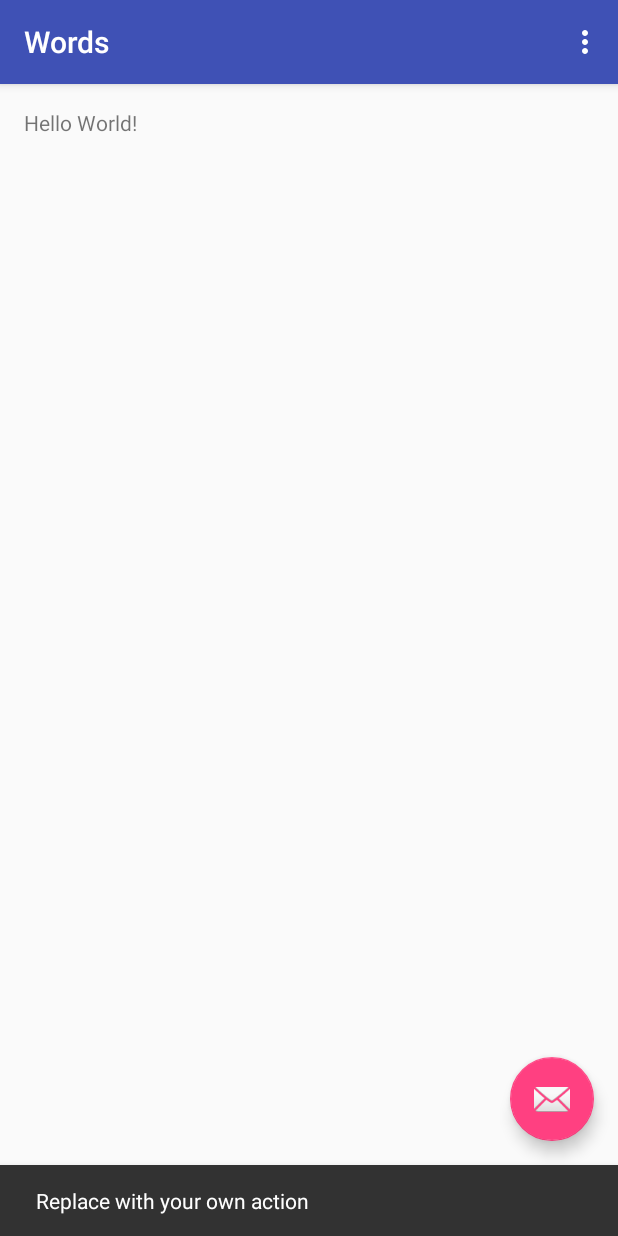
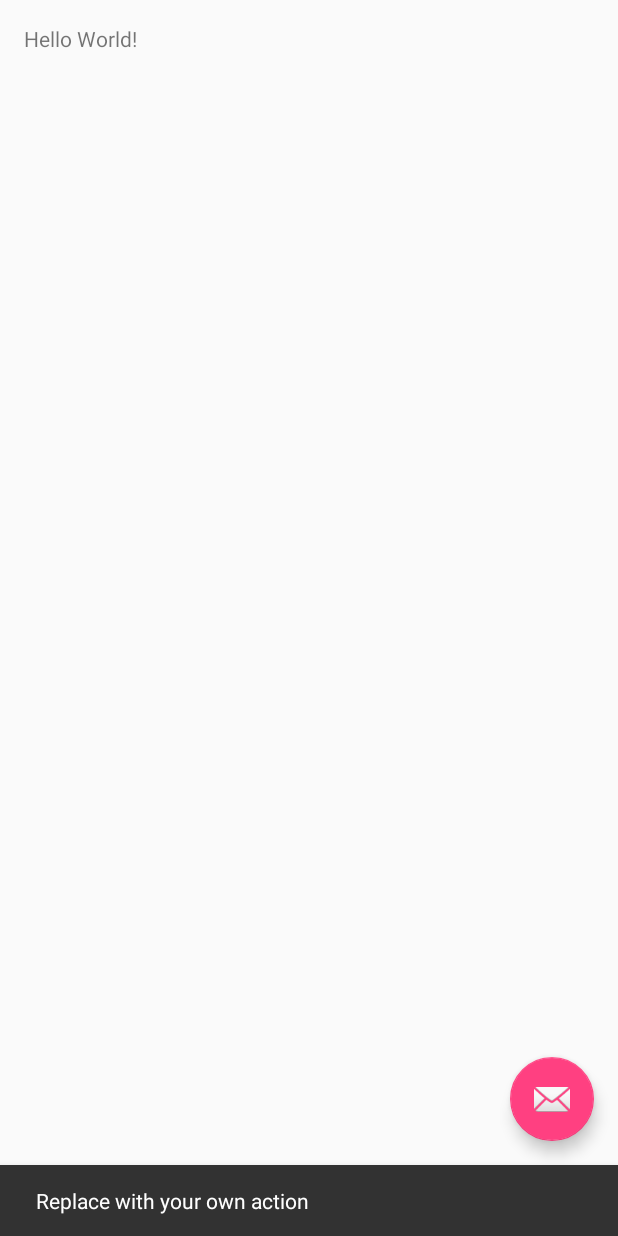
Before and after one commit to Mak-Sym/WordsLearner, an Android app: the screen it shows after launch (MainActivity), after a tap on an icon or button, on a phone screen of 412 x 824 dp. Run offline under Robolectric (Android 15) with nearby library versions, the phone set to English and light mode, and no system bars.

Commit message:
cleaned boilerplate a bit

```diff
--- a/app/src/main/java/com/maksym/android/words/learner/MainActivity.java
+++ b/app/src/main/java/com/maksym/android/words/learner/MainActivity.java
@@ -4,10 +4,7 @@ import android.os.Bundle;
 import android.support.design.widget.FloatingActionButton;
 import android.support.design.widget.Snackbar;
 import android.support.v7.app.AppCompatActivity;
-import android.support.v7.widget.Toolbar;
 import android.view.View;
-import android.view.Menu;
-import android.view.MenuItem;
 
 public class MainActivity extends AppCompatActivity {
 
@@ -15,8 +12,6 @@ public class MainActivity extends AppCompatActivity {
     protected void onCreate(Bundle savedInstanceState) {
         super.onCreate(savedInstanceState);
         setContentView(R.layout.activity_main);
-        Toolbar toolbar = (Toolbar) findViewById(R.id.toolbar);
-        setSupportActionBar(toolbar);
 
         FloatingActionButton fab = (FloatingActionButton) findViewById(R.id.fab);
         fab.setOnClickListener(new View.OnClickListener() {
@@ -27,26 +22,4 @@ public class MainActivity extends AppCompatActivity {
             }
         });
     }
-
-    @Override
-    public boolean onCreateOptionsMenu(Menu menu) {
-        // Inflate the menu; this adds items to the action bar if it is present.
-        getMenuInflater().inflate(R.menu.menu_main, menu);
-        return true;
-    }
-
-    @Override
-    public boolean onOptionsItemSelected(MenuItem item) {
-        // Handle action bar item clicks here. The action bar will
-        // automatically handle clicks on the Home/Up button, so long
-        // as you specify a parent activity in AndroidManifest.xml.
-        int id = item.getItemId();
-
-        //noinspection SimplifiableIfStatement
-        if (id == R.id.action_settings) {
-            return true;
-        }
-
-        return super.onOptionsItemSelected(item);
-    }
 }
--- a/app/src/main/res/layout/activity_main.xml
+++ b/app/src/main/res/layout/activity_main.xml
@@ -7,20 +7,6 @@
         android:layout_height="match_parent"
         android:fitsSystemWindows="true"
         tools:context="com.maksym.android.words.learner.MainActivity">
-
-    <android.support.design.widget.AppBarLayout
-            android:layout_height="wrap_content"
-            android:layout_width="match_parent"
-            android:theme="@style/AppTheme.AppBarOverlay">
-
-        <android.support.v7.widget.Toolbar
-                android:id="@+id/toolbar"
-                android:layout_width="match_parent"
-                android:layout_height="?attr/actionBarSize"
-                android:background="?attr/colorPrimary"
-                app:popupTheme="@style/AppTheme.PopupOverlay"/>
-
-    </android.support.design.widget.AppBarLayout>
 
     <include layout="@layout/content_main"/>
 
--- a/app/src/main/res/menu/menu_main.xml
+++ /dev/null
@@ -1,9 +0,0 @@
-<menu xmlns:android="http://schemas.android.com/apk/res/android"
-      xmlns:app="http://schemas.android.com/apk/res-auto"
-      xmlns:tools="http://schemas.android.com/tools"
-      tools:context="com.maksym.android.words.learner.MainActivity">
-    <item android:id="@+id/action_settings"
-          android:title="@string/action_settings"
-          android:orderInCategory="100"
-          app:showAsAction="never"/>
-</menu>
--- a/app/src/main/res/values/strings.xml
+++ b/app/src/main/res/values/strings.xml
@@ -1,4 +1,3 @@
 <resources>
     <string name="app_name">Words</string>
-    <string name="action_settings">Settings</string>
 </resources>
```
